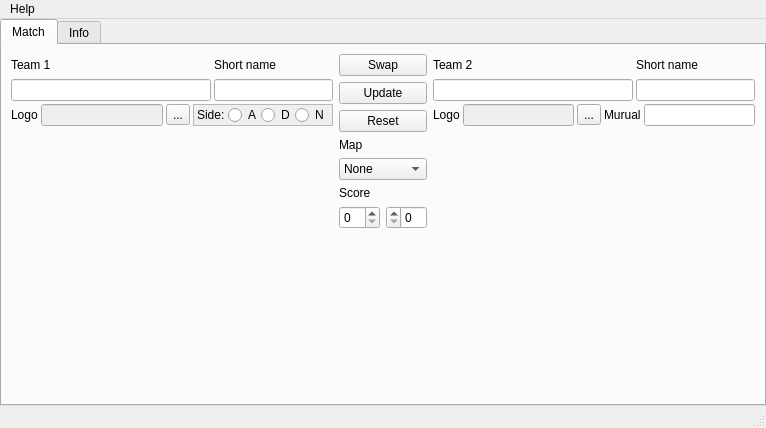
Qt form mainwindow.ui (Krutix/ORCs-SBT) before a commit.
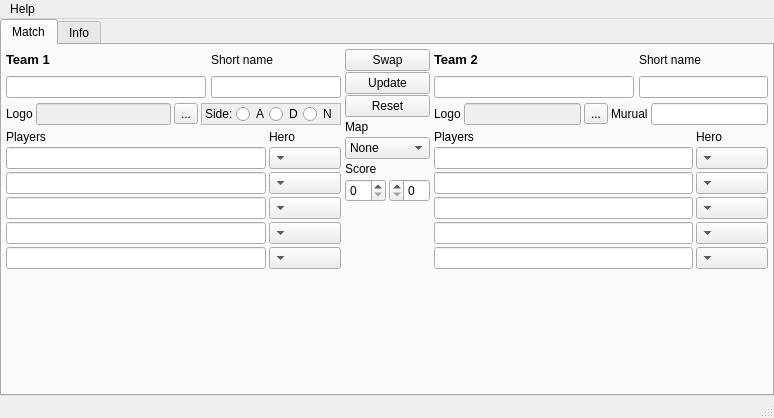
The same form after that commit.

What changed in the file:
```diff
--- a/mainwindow.ui
+++ b/mainwindow.ui
@@ -6,8 +6,8 @@
    <rect>
     <x>0</x>
     <y>0</y>
-    <width>766</width>
-    <height>428</height>
+    <width>774</width>
+    <height>418</height>
    </rect>
   </property>
   <property name="windowTitle">
@@ -49,10 +49,25 @@
         <string>Match</string>
        </attribute>
        <layout class="QHBoxLayout" name="horizontalLayout_3">
+        <property name="spacing">
+         <number>4</number>
+        </property>
+        <property name="leftMargin">
+         <number>4</number>
+        </property>
+        <property name="topMargin">
+         <number>4</number>
+        </property>
+        <property name="rightMargin">
+         <number>4</number>
+        </property>
+        <property name="bottomMargin">
+         <number>4</number>
+        </property>
         <item>
          <layout class="QVBoxLayout" name="verticalLayout_t1_main">
           <property name="spacing">
-           <number>3</number>
+           <number>5</number>
           </property>
           <item>
            <layout class="QGridLayout" name="t1_name">
@@ -62,7 +77,7 @@
             <item row="0" column="0">
              <widget class="QLabel" name="label_t1_name">
               <property name="text">
-               <string>Team 1</string>
+               <string>&lt;html&gt;&lt;head/&gt;&lt;body&gt;&lt;p&gt;&lt;span style=&quot; font-size:10pt; font-weight:600;&quot;&gt;Team 1&lt;/span&gt;&lt;/p&gt;&lt;/body&gt;&lt;/html&gt;</string>
               </property>
              </widget>
             </item>
@@ -109,6 +124,9 @@
           </item>
           <item>
            <layout class="QGridLayout" name="gridLayout_logoside">
+            <property name="spacing">
+             <number>3</number>
+            </property>
             <item row="0" column="1">
              <widget class="QLineEdit" name="lineEdit_t1_logo">
               <property name="enabled">
@@ -262,6 +280,83 @@
             </item>
            </layout>
           </item>
+          <item>
+           <layout class="QGridLayout" name="gridLayout_t1_players">
+            <property name="leftMargin">
+             <number>0</number>
+            </property>
+            <property name="topMargin">
+             <number>0</number>
+            </property>
+            <property name="spacing">
+             <number>3</number>
+            </property>
+            <item row="4" column="0">
+             <widget class="QLineEdit" name="lineEdit_t1_nick_p4"/>
+            </item>
+            <item row="3" column="0">
+             <widget class="QLineEdit" name="lineEdit_t1_nick_p3"/>
+            </item>
+            <item row="1" column="0">
+             <widget class="QLineEdit" name="lineEdit_t1_nick_p1"/>
+            </item>
+            <item row="1" column="1">
+             <widget class="QComboBox" name="comboBox_t1_hero_p1">
+              <property name="layoutDirection">
+               <enum>Qt::RightToLeft</enum>
+              </property>
+             </widget>
+            </item>
+            <item row="0" column="0">
+             <widget class="QLabel" name="label_t1_player">
+              <property name="text">
+               <string>Players</string>
+              </property>
+             </widget>
+            </item>
+            <item row="0" column="1">
+             <widget class="QLabel" name="label_hero_t1">
+              <property name="text">
+               <string>Hero</string>
+              </property>
+             </widget>
+            </item>
+            <item row="2" column="0">
+             <widget class="QLineEdit" name="lineEdit_t1_nick_p2"/>
+            </item>
+            <item row="5" column="0">
+             <widget class="QLineEdit" name="lineEdit_t1_nick_p5"/>
+            </item>
+            <item row="2" column="1">
+             <widget class="QComboBox" name="comboBox_t1_hero_p2">
+              <property name="layoutDirection">
+               <enum>Qt::RightToLeft</enum>
+              </property>
+             </widget>
+            </item>
+            <item row="3" column="1">
+             <widget class="QComboBox" name="comboBox_t1_hero_p3">
+              <property name="layoutDirection">
+               <enum>Qt::RightToLeft</enum>
+              </property>
+             </widget>
+            </item>
+            <item row="4" column="1">
+             <widget class="QComboBox" name="comboBox_t1_hero_p4">
+              <property name="layoutDirection">
+               <enum>Qt::RightToLeft</enum>
+              </property>
+             </widget>
+            </item>
+            <item row="5" column="1">
+             <widget class="QComboBox" name="comboBox_t1_hero_p5">
+              <property name="layoutDirection">
+               <enum>Qt::RightToLeft</enum>
+              </property>
+             </widget>
+            </item>
+           </layout>
+          </item>
           <item>
            <spacer name="verticalSpacer_7">
             <property name="orientation">
@@ -279,10 +374,13 @@
         </item>
         <item>
          <layout class="QVBoxLayout" name="verticalLayout_3">
+          <property name="spacing">
+           <number>3</number>
+          </property>
           <item>
            <layout class="QVBoxLayout" name="verticalLayout_button">
             <property name="spacing">
-             <number>6</number>
+             <number>1</number>
             </property>
             <item>
              <widget class="QPushButton" name="pushButton_swap_match">
@@ -310,7 +408,7 @@
           <item>
            <layout class="QVBoxLayout" name="verticalLayout_map">
             <property name="spacing">
-             <number>6</number>
+             <number>3</number>
             </property>
             <item>
              <widget class="QLabel" name="label_map">
@@ -353,7 +451,7 @@
           <item>
            <layout class="QVBoxLayout" name="verticalLayout_score">
             <property name="spacing">
-             <number>6</number>
+             <number>3</number>
             </property>
             <item>
              <widget class="QLabel" name="label_score">
@@ -365,7 +463,7 @@
             <item>
              <layout class="QHBoxLayout" name="horizontalLayout_score">
               <property name="spacing">
-               <number>6</number>
+               <number>3</number>
               </property>
               <item>
                <widget class="QSpinBox" name="spinBox_t1_score"/>
@@ -399,7 +497,7 @@
         <item>
          <layout class="QVBoxLayout" name="verticalLayout_t2_main">
           <property name="spacing">
-           <number>3</number>
+           <number>5</number>
           </property>
           <item>
            <layout class="QGridLayout" name="gridLayout_2">
@@ -441,7 +539,7 @@
                <enum>Qt::LeftToRight</enum>
               </property>
               <property name="text">
-               <string>Team 2</string>
+               <string>&lt;html&gt;&lt;head/&gt;&lt;body&gt;&lt;p&gt;&lt;span style=&quot; font-size:10pt; font-weight:600;&quot;&gt;Team 2&lt;/span&gt;&lt;/p&gt;&lt;/body&gt;&lt;/html&gt;</string>
               </property>
              </widget>
             </item>
@@ -459,6 +557,9 @@
           </item>
           <item>
            <layout class="QGridLayout" name="gridLayout_6">
+            <property name="spacing">
+             <number>3</number>
+            </property>
             <item row="0" column="1">
              <widget class="QLineEdit" name="lineEdit_t2_logo">
               <property name="enabled">
@@ -541,6 +642,83 @@
             </item>
            </layout>
           </item>
+          <item>
+           <layout class="QGridLayout" name="gridLayout_t2_players">
+            <property name="leftMargin">
+             <number>0</number>
+            </property>
+            <property name="topMargin">
+             <number>0</number>
+            </property>
+            <property name="spacing">
+             <number>3</number>
+            </property>
+            <item row="4" column="0">
+             <widget class="QLineEdit" name="lineEdit_t2_nick_p4"/>
+            </item>
+            <item row="3" column="0">
+             <widget class="QLineEdit" name="lineEdit_t2_nick_p3"/>
+            </item>
+            <item row="1" column="0">
+             <widget class="QLineEdit" name="lineEdit_t2_nick_p1"/>
+            </item>
+            <item row="1" column="1">
+             <widget class="QComboBox" name="comboBox_t2_hero_p1">
+              <property name="layoutDirection">
+               <enum>Qt::RightToLeft</enum>
+              </property>
+             </widget>
+            </item>
+            <item row="0" column="0">
+             <widget class="QLabel" name="label_t2_player">
+              <property name="text">
+               <string>Players</string>
+              </property>
+             </widget>
+            </item>
+            <item row="0" column="1">
+             <widget class="QLabel" name="label_hero_t2">
+              <property name="text">
+               <string>Hero</string>
+              </property>
+             </widget>
+            </item>
+            <item row="2" column="0">
+             <widget class="QLineEdit" name="lineEdit_t2_nick_p2"/>
+            </item>
+            <item row="5" column="0">
+             <widget class="QLineEdit" name="lineEdit_t2_nick_p5"/>
+            </item>
+            <item row="2" column="1">
+             <widget class="QComboBox" name="comboBox_t2_hero_p2">
+              <property name="layoutDirection">
+               <enum>Qt::RightToLeft</enum>
+              </property>
+             </widget>
+            </item>
+            <item row="3" column="1">
+             <widget class="QComboBox" name="comboBox_t2_hero_p3">
+              <property name="layoutDirection">
+               <enum>Qt::RightToLeft</enum>
+              </property>
+             </widget>
+            </item>
+            <item row="4" column="1">
+             <widget class="QComboBox" name="comboBox_t2_hero_p4">
+              <property name="layoutDirection">
+               <enum>Qt::RightToLeft</enum>
+              </property>
+             </widget>
+            </item>
+            <item row="5" column="1">
+             <widget class="QComboBox" name="comboBox_t2_hero_p5">
+              <property name="layoutDirection">
+               <enum>Qt::RightToLeft</enum>
+              </property>
+             </widget>
+            </item>
+           </layout>
+          </item>
           <item>
            <spacer name="verticalSpacer_9">
             <property name="orientation">
@@ -563,6 +741,21 @@
         <string>Info</string>
        </attribute>
        <layout class="QHBoxLayout" name="horizontalLayout_5">
+        <property name="spacing">
+         <number>4</number>
+        </property>
+        <property name="leftMargin">
+         <number>4</number>
+        </property>
+        <property name="topMargin">
+         <number>4</number>
+        </property>
+        <property name="rightMargin">
+         <number>4</number>
+        </property>
+        <property name="bottomMargin">
+         <number>4</number>
+        </property>
         <item>
          <layout class="QGridLayout" name="gridLayout_7">
           <item row="10" column="4">
@@ -674,6 +867,9 @@
           </item>
           <item row="11" column="5">
            <layout class="QHBoxLayout" name="horizontalLayout_4">
+            <property name="spacing">
+             <number>3</number>
+            </property>
             <item>
              <widget class="QLineEdit" name="lineEdit_utility9"/>
             </item>
@@ -688,6 +884,9 @@
           </item>
           <item row="11" column="1">
            <layout class="QHBoxLayout" name="horizontalLayout_25">
+            <property name="spacing">
+             <number>3</number>
+            </property>
             <item>
              <widget class="QLineEdit" name="lineEdit_utility7"/>
             </item>
@@ -702,6 +901,9 @@
           </item>
           <item row="11" column="3">
            <layout class="QHBoxLayout" name="horizontalLayout_24">
+            <property name="spacing">
+             <number>3</number>
+            </property>
             <item>
              <widget class="QLineEdit" name="lineEdit_utility8"/>
             </item>
@@ -866,7 +1068,7 @@
     <rect>
      <x>0</x>
      <y>0</y>
-     <width>766</width>
+     <width>774</width>
      <height>18</height>
     </rect>
    </property>
```
